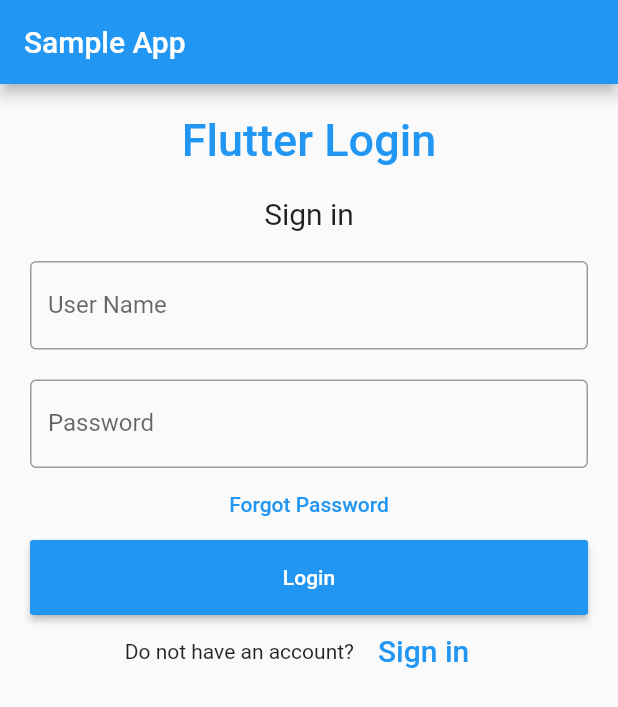
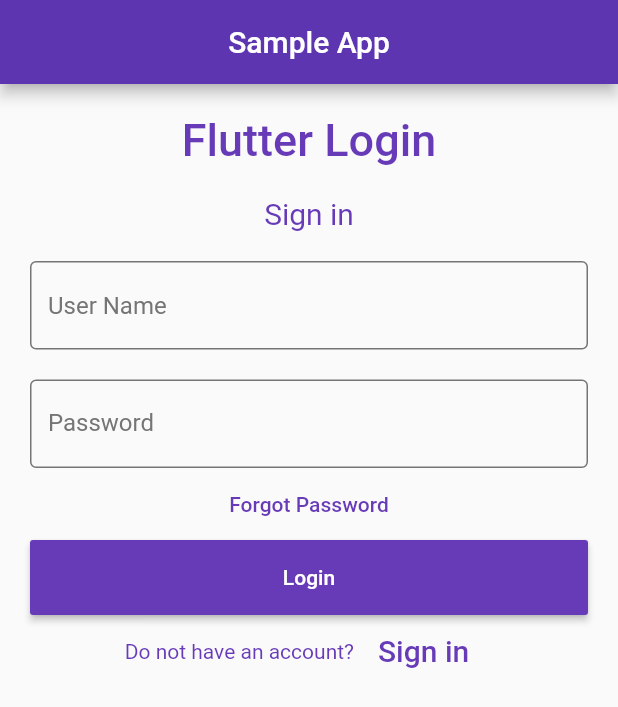
Before and after one commit to qendev/ui_login, a Flutter app: the screen it shows after launch, on a phone screen of 412 x 824 dp. Shown: the top 707 px of the screen. Run offline on Flutter 3.47's test engine with Material 2 defaults, Android fonts, the phone set to English and light mode, and no system bars.

Commit message:
changed the whole ui layout

```diff
--- a/lib/main.dart
+++ b/lib/main.dart
@@ -1,4 +1,5 @@
 import 'package:flutter/material.dart';
+import 'package:uilogin/utilities/constants.dart'as style;
 
 void main() {
   runApp(MaterialApp(
@@ -14,12 +15,15 @@ class MyApp extends StatefulWidget {
 class _State extends State<MyApp> {
   TextEditingController nameController = TextEditingController();
   TextEditingController passwordController = TextEditingController();
+  FocusNode myFocusNode = new FocusNode();
 
   @override
   Widget build(BuildContext context) {
     return Scaffold(
         appBar: AppBar(
           title: Text('Sample App'),
+          centerTitle: true,
+          backgroundColor: style.AppColors.primaryColor,
         ),
         body: Padding(
             padding: EdgeInsets.all(10),
@@ -31,35 +35,64 @@ class _State extends State<MyApp> {
                     child: Text(
                       'Flutter Login',
                       style: TextStyle(
-                          color: Colors.blue,
+                          color: Colors.deepPurple,
                           fontWeight: FontWeight.w500,
-                          fontSize: 30),
+                          fontSize: 30.0),
                     )),
                 Container(
                     alignment: Alignment.center,
                     padding: EdgeInsets.all(10),
                     child: Text(
                       'Sign in',
-                      style: TextStyle(fontSize: 20),
+                      style: TextStyle(
+                          fontSize: 20.0,
+                          color: Colors.deepPurple),
+
                     )),
                 Container(
                   padding: EdgeInsets.all(10),
                   child: TextField(
+                    focusNode: myFocusNode,
                     controller: nameController,
+                    autofocus: false,
                     decoration: InputDecoration(
-                      border: OutlineInputBorder(),
+                      alignLabelWithHint: true,
+                        focusedBorder: OutlineInputBorder(
+                          borderSide: BorderSide(color: style.AppColors.primaryColor,
+                          ),
+                        ),
+                      enabledBorder: OutlineInputBorder(
+                        borderSide: BorderSide(color: style.AppColors.staticgrey,),
+
+
+                      ),
                       labelText: 'User Name',
+                      labelStyle: TextStyle(
+                        color:
+                        myFocusNode.hasFocus ?Colors.deepPurple : Colors.grey[600],
+                    )
+
+                      ),
                     ),
                   ),
-                ),
                 Container(
                   padding: EdgeInsets.fromLTRB(10, 10, 10, 0),
                   child: TextField(
+                    focusNode: myFocusNode,
                     obscureText: true,
                     controller: passwordController,
+                    autofocus: false,
                     decoration: InputDecoration(
-                      border: OutlineInputBorder(),
+                      focusedBorder: OutlineInputBorder(
+                        borderSide: BorderSide(color: style.AppColors.primaryColor),
+                      ),
+                      enabledBorder: OutlineInputBorder(
+                        borderSide: BorderSide(color: style.AppColors.staticgrey),
+                      ),
                       labelText: 'Password',
+                      labelStyle: TextStyle(
+                        color: myFocusNode.hasFocus ?Colors.deepPurple : Colors.grey[600]
+                      )
                     ),
                   ),
                 ),
@@ -67,15 +100,16 @@ class _State extends State<MyApp> {
                   onPressed: (){
                     //forgot password screen
                   },
-                  textColor: Colors.blue,
+                  textColor: Colors.deepPurple,
                   child: Text('Forgot Password'),
+
                 ),
                 Container(
                     height: 50,
                     padding: EdgeInsets.fromLTRB(10, 0, 10, 0),
                     child: RaisedButton(
                       textColor: Colors.white,
-                      color: Colors.blue,
+                      color: Colors.deepPurple,
                       child: Text('Login'),
                       onPressed: () {
                         print(nameController.text);
@@ -85,9 +119,15 @@ class _State extends State<MyApp> {
                 Container(
                     child: Row(
                       children: <Widget>[
-                        Text('Do not have an account?'),
+                        Text(
+                            'Do not have an account?',
+                          style: TextStyle(
+                            color: Colors.deepPurple
+                          ),
+                        ),
+
                         FlatButton(
-                          textColor: Colors.blue,
+                          textColor: Colors.deepPurple,
                           child: Text(
                             'Sign in',
                             style: TextStyle(fontSize: 20),
--- /dev/null
+++ b/lib/utilities/constants.dart
@@ -0,0 +1,7 @@
+import 'package:flutter/material.dart';
+class AppColors{
+  const AppColors();
+  static const  Color primaryColor = const  Color(0xFF5E35B1);
+  static const  Color staticgrey = const  Color(0xFF757575);
+
+}
```
